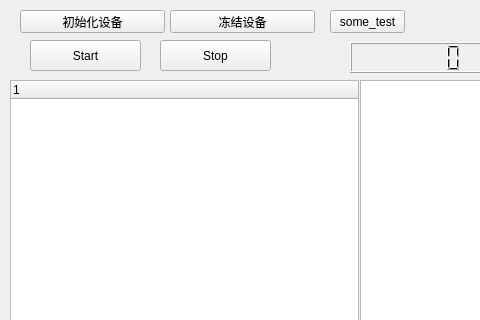
Old version of the form ftm_tool/ui_hplc.ui in the repository hellomyself1/hplc_cert; both pictures show x 0 to 480 and y 0 to 320 of the 1293 by 923 pixel window.
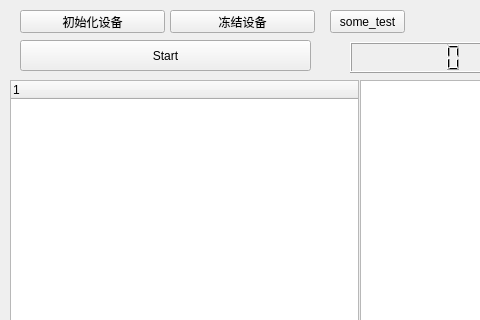
New version of the form.

The edit to the form file:
```diff
--- a/ftm_tool/ui_hplc.ui
+++ b/ftm_tool/ui_hplc.ui
@@ -54,9 +54,9 @@
   <widget class="QPushButton" name="pushButton_start">
    <property name="geometry">
     <rect>
-     <x>30</x>
+     <x>20</x>
      <y>40</y>
-     <width>111</width>
+     <width>291</width>
      <height>31</height>
     </rect>
    </property>
@@ -135,19 +135,6 @@
     </rect>
    </property>
   </widget>
-  <widget class="QPushButton" name="pushButton_stop">
-   <property name="geometry">
-    <rect>
-     <x>160</x>
-     <y>40</y>
-     <width>111</width>
-     <height>31</height>
-    </rect>
-   </property>
-   <property name="text">
-    <string>Stop</string>
-   </property>
-  </widget>
   <zorder>smoe_test</zorder>
   <zorder>tableWidget</zorder>
   <zorder>treeWidget</zorder>
```
Left out of the diff: 1 changed line with no effect on the pictures.
